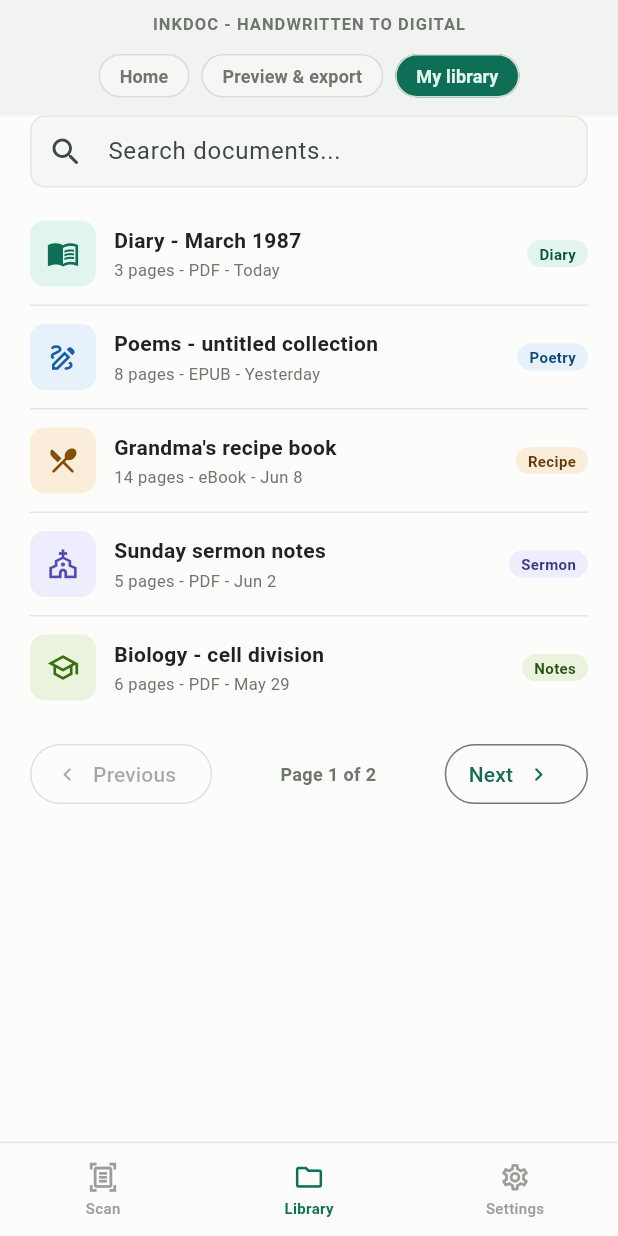
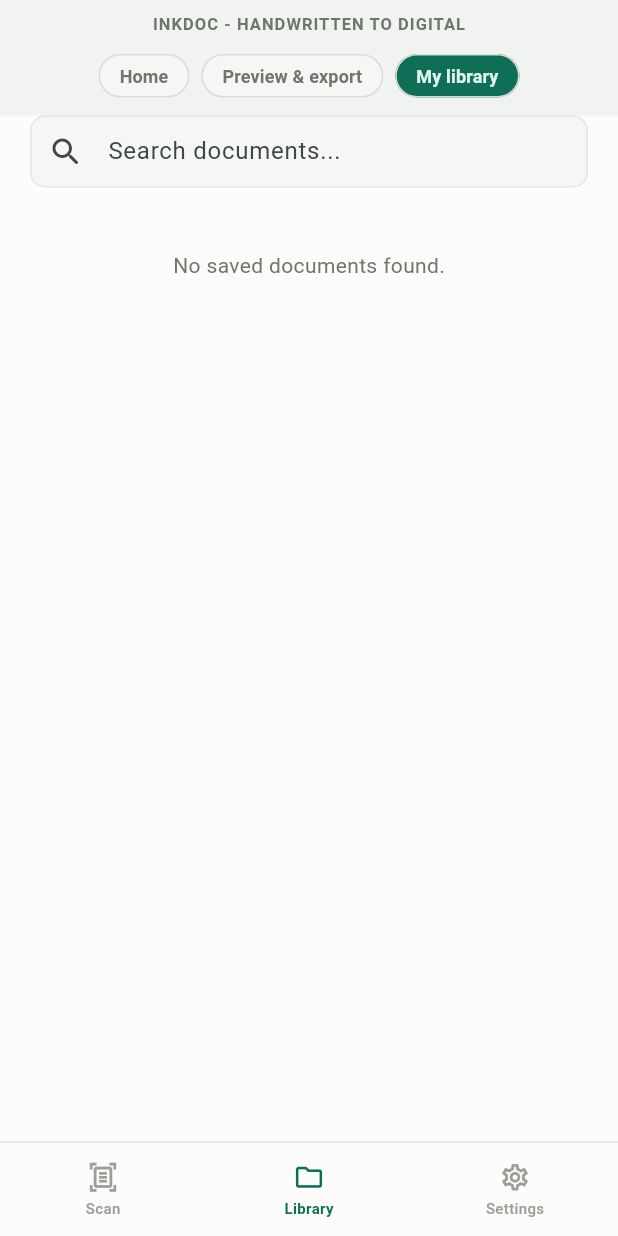
Before and after one commit to valentineRutto/WriteFlow, a Flutter app: the screen it shows after launch, after a tap on "Preview & export", after a tap on "My library", on a phone screen of 412 x 824 dp. Run offline on Flutter 3.47's test engine with Material 3 defaults, Android fonts, the phone set to English and light mode, and no system bars; our stand-ins replace file_picker, pdf, share_plus, sqflite; missing offline and left inert: flutter_gemma; accounts and stored records are empty.

Commit message:
Add offline library with infinite scrolling

```diff
--- a/lib/app/app_dependencies.dart
+++ b/lib/app/app_dependencies.dart
@@ -1,6 +1,7 @@
 import '../data/repositories/demo_library_repository.dart';
 import '../data/repositories/demo_scan_repository.dart';
 import '../data/repositories/native_scan_repository.dart';
+import '../data/repositories/local_library_repository.dart';
 import '../data/platform/gemma_text_editing_repository.dart';
 import '../domain/repositories/library_repository.dart';
 import '../domain/repositories/scan_repository.dart';
@@ -15,12 +16,13 @@
 
   factory AppDependencies.production() {
     final textEditingRepository = GemmaTextEditingRepository();
+    final libraryRepository = LocalLibraryRepository();
 
     return AppDependencies(
       scanRepository: NativeScanRepository(
         textEditingRepository: textEditingRepository,
       ),
-      libraryRepository: DemoLibraryRepository(),
+      libraryRepository: libraryRepository,
       textEditingRepository: textEditingRepository,
     );
   }
--- /dev/null
+++ b/lib/data/repositories/local_library_repository.dart
@@ -0,0 +1,164 @@
+import 'dart:convert';
+
+import 'package:sqflite/sqflite.dart';
+
+import '../../domain/models/library_document.dart';
+import '../../domain/models/scanned_document.dart';
+import '../../domain/repositories/library_repository.dart';
+
+class LocalLibraryRepository implements LibraryRepository {
+  LocalLibraryRepository({Future<Database>? database})
+    : _database = database ?? _openDatabase();
+
+  final Future<Database> _database;
+
+  static Future<Database> _openDatabase() async {
+    final path = '${await getDatabasesPath()}/inkdoc.db';
+    return openDatabase(
+      path,
+      version: 1,
+      onCreate: (database, _) => database.execute('''
+        CREATE TABLE documents (
+          id INTEGER PRIMARY KEY AUTOINCREMENT,
+          title TEXT NOT NULL,
+          category TEXT NOT NULL,
+          page_count INTEGER NOT NULL,
+          created_at INTEGER NOT NULL,
+          payload TEXT NOT NULL
+        )
+      '''),
+    );
+  }
+
+  @override
+  Future<List<LibraryDocument>> loadDocuments({
+    int offset = 0,
+    int limit = 20,
+    String query = '',
+  }) async {
+    final database = await _database;
+    final normalized = query.trim();
+    final rows = await database.query(
+      'documents',
+      columns: ['id', 'title', 'category', 'page_count', 'created_at'],
+      where: normalized.isEmpty ? null : '(title LIKE ? OR category LIKE ?)',
+      whereArgs: normalized.isEmpty ? null : ['%$normalized%', '%$normalized%'],
+      orderBy: 'created_at DESC, id DESC',
+      limit: limit,
+      offset: offset,
+    );
+    return rows.map(_libraryDocumentFromRow).toList(growable: false);
+  }
+
+  @override
+  Future<void> saveDocument(
+    ScannedDocument document, {
+    String? category,
+  }) async {
+    final database = await _database;
+    await database.insert('documents', {
+      'title': document.title,
+      'category': category?.trim().isNotEmpty == true
+          ? category!.trim()
+          : 'Scanned',
+      'page_count': document.pages.length,
+      'created_at': DateTime.now().millisecondsSinceEpoch,
+      'payload': jsonEncode(_documentToJson(document)),
+    });
+  }
+
+  @override
+  Future<ScannedDocument?> loadDocument(int id) async {
+    final database = await _database;
+    final rows = await database.query(
+      'documents',
+      columns: ['payload'],
+      where: 'id = ?',
+      whereArgs: [id],
+      limit: 1,
+    );
+    if (rows.isEmpty) return null;
+    return _documentFromJson(
+      jsonDecode(rows.single['payload']! as String) as Map<String, dynamic>,
+    );
+  }
+
+  LibraryDocument _libraryDocumentFromRow(Map<String, Object?> row) {
+    final createdAt = DateTime.fromMillisecondsSinceEpoch(
+      row['created_at']! as int,
+    );
+    final pages = row['page_count']! as int;
+    return LibraryDocument(
+      id: row['id']! as int,
+      title: row['title']! as String,
+      category: row['category']! as String,
+      meta:
+          '$pages ${pages == 1 ? 'page' : 'pages'} - Saved ${_date(createdAt)}',
+    );
+  }
+
+  String _date(DateTime value) =>
+      '${value.year}-${value.month.toString().padLeft(2, '0')}-${value.day.toString().padLeft(2, '0')}';
+}
+
+Map<String, Object?> _documentToJson(ScannedDocument document) => {
+  'title': document.title,
+  'pdfUri': document.pdfUri,
+  'engine': document.engine,
+  'pages': document.pages
+      .map(
+        (page) => {
+          'number': page.number,
+          'text': page.text,
+          'rawText': page.rawText,
+          'imageUri': page.imageUri,
+          'aiEngine': page.aiEngine,
+          'confidence': page.confidence,
+          'lowConfidencePhrases': page.lowConfidencePhrases,
+          'contentBlocks': page.contentBlocks
+              .map(
+                (block) => {
+                  'type': block.type.name,
+                  'text': block.text,
+                  'confidence': block.confidence,
+                },
+              )
+              .toList(),
+        },
+      )
+      .toList(),
+};
+
+ScannedDocument _documentFromJson(Map<String, dynamic> json) => ScannedDocument(
+  title: json['title'] as String,
+  pdfUri: json['pdfUri'] as String?,
+  engine: json['engine'] as String? ?? 'InkDoc local database',
+  pages: (json['pages'] as List<dynamic>)
+      .map((value) {
+        final page = value as Map<String, dynamic>;
+        return ScannedPage(
+          number: page['number'] as int,
+          text: page['text'] as String,
+          rawText: page['rawText'] as String?,
+          imageUri: page['imageUri'] as String?,
+          aiEngine: page['aiEngine'] as String?,
+          confidence: (page['confidence'] as num).toDouble(),
+          lowConfidencePhrases: List<String>.from(
+            page['lowConfidencePhrases'] as List<dynamic>? ?? const [],
+          ),
+          contentBlocks: (page['contentBlocks'] as List<dynamic>? ?? const [])
+              .map((value) {
+                final block = value as Map<String, dynamic>;
+                return ScannedContentBlock(
+                  type: ScannedContentType.values.byName(
+                    block['type'] as String,
+                  ),
+                  text: block['text'] as String,
+                  confidence: (block['confidence'] as num).toDouble(),
+                );
+              })
+              .toList(growable: false),
+        );
+      })
+      .toList(growable: false),
+);
--- a/lib/domain/models/library_document.dart
+++ b/lib/domain/models/library_document.dart
@@ -1,10 +1,12 @@
 class LibraryDocument {
   const LibraryDocument({
+    this.id,
     required this.title,
     required this.meta,
     required this.category,
   });
 
+  final int? id;
   final String title;
   final String meta;
   final String category;
--- a/lib/presentation/inkdoc_app.dart
+++ b/lib/presentation/inkdoc_app.dart
@@ -59,6 +59,7 @@
     _navigationViewModel = AppNavigationViewModel();
     _scanViewModel = ScanViewModel(
       repository: widget.dependencies.scanRepository,
+      libraryRepository: widget.dependencies.libraryRepository,
     );
     _previewViewModel = PreviewViewModel(
       textEditingRepository: widget.dependencies.textEditingRepository,
@@ -91,11 +92,17 @@
     }
 
     _previewViewModel.showDocument(document);
+    await _libraryViewModel.load();
+    if (!mounted) return;
     _navigationViewModel.show(AppScreen.preview);
   }
 
-  void _openLibraryDocument(LibraryDocument document) {
-    _previewViewModel.showDocument(_scannedDocumentFromLibraryItem(document));
+  Future<void> _openLibraryDocument(LibraryDocument document) async {
+    final saved = await _libraryViewModel.openDocument(document);
+    if (!mounted) return;
+    _previewViewModel.showDocument(
+      saved ?? _scannedDocumentFromLibraryItem(document),
+    );
     _navigationViewModel.show(AppScreen.preview);
   }
 
--- a/lib/presentation/screens/library_screen.dart
+++ b/lib/presentation/screens/library_screen.dart
@@ -1,6 +1,6 @@
 part of '../inkdoc_app.dart';
 
-class LibraryScreen extends StatelessWidget {
+class LibraryScreen extends StatefulWidget {
   const LibraryScreen({
     super.key,
     required this.viewModel,
@@ -13,11 +13,40 @@
   final ValueChanged<LibraryDocument> onOpenDocument;
 
   @override
+  State<LibraryScreen> createState() => _LibraryScreenState();
+}
+
+class _LibraryScreenState extends State<LibraryScreen> {
+  late final ScrollController _scrollController;
+
+  @override
+  void initState() {
+    super.initState();
+    _scrollController = ScrollController()..addListener(_onScroll);
+  }
+
+  void _onScroll() {
+    if (_scrollController.position.extentAfter < 320) {
+      widget.viewModel.loadMore();
+    }
+  }
+
+  @override
+  void dispose() {
+    _scrollController
+      ..removeListener(_onScroll)
+      ..dispose();
+    super.dispose();
+  }
+
+  @override
   Widget build(BuildContext context) {
+    final viewModel = widget.viewModel;
     return Column(
       children: [
         Expanded(
           child: ListView(
+            controller: _scrollController,
             padding: EdgeInsets.zero,
             children: [
               // const AppTopBar(
@@ -63,47 +92,34 @@
                   LibraryItemTile(
                     item: item,
                     isLast: item == viewModel.documents.last,
-                    onTap: () => onOpenDocument(item),
+                    onTap: () => widget.onOpenDocument(item),
                   ),
-              if (!viewModel.isLoading)
+              if (!viewModel.isLoading && viewModel.documents.isEmpty)
                 Padding(
-                  padding: const EdgeInsets.fromLTRB(20, 12, 20, 4),
-                  child: Row(
-                    children: [
-                      OutlinedButton.icon(
-                        onPressed: viewModel.canGoToPreviousPage
-                            ? viewModel.previousPage
-                            : null,
-                        icon: const Icon(Icons.chevron_left_rounded),
-                        label: const Text('Previous'),
-                      ),
-                      Expanded(
-                        child: Text(
-                          'Page ${viewModel.currentPage} of ${viewModel.totalPages}',
-                          textAlign: TextAlign.center,
-                          style: const TextStyle(
-                            color: AppColors.textMuted,
-                            fontSize: 12,
-                            fontWeight: FontWeight.w600,
-                          ),
-                        ),
-                      ),
-                      OutlinedButton.icon(
-                        onPressed: viewModel.canGoToNextPage
-                            ? viewModel.nextPage
-                            : null,
-                        iconAlignment: IconAlignment.end,
-                        icon: const Icon(Icons.chevron_right_rounded),
-                        label: const Text('Next'),
-                      ),
-                    ],
+                  padding: const EdgeInsets.all(32),
+                  child: Center(
+                    child: Text(
+                      'No saved documents found.',
+                      style: TextStyle(color: AppColors.textMuted),
+                    ),
+                  ),
+                ),
+              if (viewModel.isLoadingMore)
+                const Padding(
+                  padding: EdgeInsets.all(20),
+                  child: Center(
+                    child: CircularProgressIndicator(strokeWidth: 2),
                   ),
                 ),
               const SizedBox(height: 16),
             ],
           ),
         ),
-        AppNavBar(current: AppScreen.library, onHome: onHome, onLibrary: () {}),
+        AppNavBar(
+          current: AppScreen.library,
+          onHome: widget.onHome,
+          onLibrary: () {},
+        ),
       ],
     );
   }
--- a/lib/presentation/view_models/library_view_model.dart
+++ b/lib/presentation/view_models/library_view_model.dart
@@ -1,81 +1,93 @@
+import 'dart:async';
+
 import 'package:flutter/foundation.dart';
 
 import '../../domain/models/library_document.dart';
+import '../../domain/models/scanned_document.dart';
 import '../../domain/repositories/library_repository.dart';
 
 class LibraryViewModel extends ChangeNotifier {
-  LibraryViewModel({required LibraryRepository repository, this.pageSize = 5})
+  LibraryViewModel({required LibraryRepository repository, this.pageSize = 20})
     : assert(pageSize > 0),
       _repository = repository;
 
   final LibraryRepository _repository;
   final int pageSize;
 
-  List<LibraryDocument> _documents = const [];
+  final List<LibraryDocument> _documents = [];
   String _query = '';
   bool _isLoading = false;
-  int _currentPage = 0;
+  bool _isLoadingMore = false;
+  bool _hasMore = true;
+  int _loadGeneration = 0;
+  Timer? _searchDebounce;
 
+  List<LibraryDocument> get documents => List.unmodifiable(_documents);
   bool get isLoading => _isLoading;
-  int get currentPage => _currentPage + 1;
-  int get totalPages =>
-      (_filteredDocuments.length / pageSize).ceil().clamp(1, 1 << 31);
-  bool get canGoToPreviousPage => _currentPage > 0;
-  bool get canGoToNextPage => _currentPage + 1 < totalPages;
+  bool get isLoadingMore => _isLoadingMore;
+  bool get hasMore => _hasMore;
 
-  List<LibraryDocument> get documents {
-    final filtered = _filteredDocuments;
-    final start = _currentPage * pageSize;
-    if (start >= filtered.length) return const [];
-    return filtered.sublist(
-      start,
-      (start + pageSize).clamp(0, filtered.length),
-    );
+  Future<void> load() async {
+    final generation = ++_loadGeneration;
+    _isLoading = true;
+    _isLoadingMore = false;
+    _hasMore = true;
+    _documents.clear();
+    notifyListeners();
+
+    try {
+      final page = await _repository.loadDocuments(
+        limit: pageSize,
+        query: _query,
+      );
+      if (generation != _loadGeneration) return;
+      _documents.addAll(page);
+      _hasMore = page.length == pageSize;
+    } finally {
+      if (generation == _loadGeneration) {
+        _isLoading = false;
+        notifyListeners();
+      }
+    }
   }
 
-  List<LibraryDocument> get _filteredDocuments {
-    final normalizedQuery = _query.trim().toLowerCase();
-    if (normalizedQuery.isEmpty) {
-      return _documents;
+  Future<void> loadMore() async {
+    if (_isLoading || _isLoadingMore || !_hasMore) return;
+    final generation = _loadGeneration;
+    _isLoadingMore = true;
+    notifyListeners();
+    try {
+      final page = await _repository.loadDocuments(
+        offset: _documents.length,
+        limit: pageSize,
+        query: _query,
+      );
+      if (generation != _loadGeneration) return;
+      _documents.addAll(page);
+      _hasMore = page.length == pageSize;
+    } finally {
+      if (generation == _loadGeneration) {
+        _isLoadingMore = false;
+        notifyListeners();
+      }
     }
-
-    return _documents
-        .where(
-          (document) =>
-              document.title.toLowerCase().contains(normalizedQuery) ||
-              document.category.toLowerCase().contains(normalizedQuery),
-        )
-        .toList(growable: false);
-  }
-
-  Future<void> load() async {
-    _isLoading = true;
-    notifyListeners();
-    _documents = await _repository.loadDocuments();
-    _currentPage = 0;
-    _isLoading = false;
-    notifyListeners();
   }
 
   void search(String query) {
-    if (_query == query) {
-      return;
-    }
-
+    if (_query == query) return;
     _query = query;
-    _currentPage = 0;
-    notifyListeners();
+    _searchDebounce?.cancel();
+    _searchDebounce = Timer(const Duration(milliseconds: 250), load);
   }
 
-  void nextPage() {
-    if (!canGoToNextPage) return;
-    _currentPage++;
-    notifyListeners();
+  Future<ScannedDocument?> openDocument(LibraryDocument document) async {
+    final id = document.id;
+    return id == null ? null : _repository.loadDocument(id);
   }
 
-  void previousPage() {
-    if (!canGoToPreviousPage) return;
-    _currentPage--;
-    notifyListeners();
+  @override
+  void dispose() {
+    _searchDebounce?.cancel();
+    super.dispose();
   }
 }
--- a/lib/presentation/view_models/scan_view_model.dart
+++ b/lib/presentation/view_models/scan_view_model.dart
@@ -2,14 +2,19 @@
 
 import '../../domain/models/scanned_document.dart';
 import '../../domain/repositories/scan_repository.dart';
+import '../../domain/repositories/library_repository.dart';
 
 enum ScanStatus { idle, scanning, completed, failed }
 
 class ScanViewModel extends ChangeNotifier {
-  ScanViewModel({required ScanRepository repository})
-    : _repository = repository;
+  ScanViewModel({
+    required ScanRepository repository,
+    LibraryRepository? libraryRepository,
+  }) : _repository = repository,
+       _libraryRepository = libraryRepository;
 
   final ScanRepository _repository;
+  final LibraryRepository? _libraryRepository;
 
   int _selectedDocumentType = 0;
   bool _batchMode = false;
@@ -50,6 +55,7 @@
         documentTypeIndex: _selectedDocumentType,
         batchMode: _batchMode,
       );
+      await _libraryRepository?.saveDocument(document);
       _status = ScanStatus.completed;
       notifyListeners();
       return document;
--- a/pubspec.yaml
+++ b/pubspec.yaml
@@ -35,6 +35,7 @@
   flutter_gemma: 0.12.6
   pdf: ^3.11.3
   share_plus: ^12.0.2
+  sqflite: ^2.4.2
 
 dev_dependencies:
   flutter_test:
```
Also changed, not shown: lib/data/repositories/demo_library_repository.dart (+27 -2 lines), lib/domain/repositories/library_repository.dart (+10 -1 lines), pubspec.lock, 4 other files.
